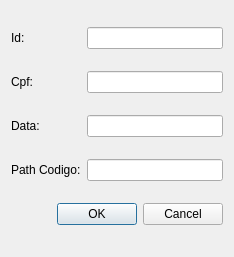
The window that gui/resolvedialog.ui (prafael18/mc536) describes before a commit, drawn with Qt 5.
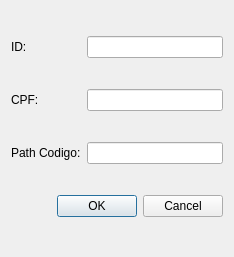
The same window after the commit.

Commit message: Remove unnecessary texts from dialogs and clean up update queries

Diff of the .ui file:
```diff
--- a/gui/resolvedialog.ui
+++ b/gui/resolvedialog.ui
@@ -14,47 +14,20 @@
    <string>Dialog</string>
   </property>
   <layout class="QGridLayout" name="gridLayout">
-   <item row="0" column="0">
-    <widget class="QLabel" name="label">
-     <property name="text">
-      <string>Id:</string>
-     </property>
-    </widget>
-   </item>
-   <item row="0" column="1">
-    <widget class="QLineEdit" name="etId"/>
-   </item>
-   <item row="1" column="0">
-    <widget class="QLabel" name="label_2">
-     <property name="text">
-      <string>Cpf:</string>
-     </property>
-    </widget>
-   </item>
-   <item row="1" column="1">
-    <widget class="QLineEdit" name="etCpf"/>
-   </item>
-   <item row="2" column="0">
-    <widget class="QLabel" name="label_3">
-     <property name="text">
-      <string>Data:</string>
-     </property>
-    </widget>
-   </item>
    <item row="2" column="1">
-    <widget class="QLineEdit" name="etData"/>
+    <widget class="QLineEdit" name="etCodigo"/>
    </item>
-   <item row="3" column="0">
+   <item row="2" column="0">
     <widget class="QLabel" name="label_4">
      <property name="text">
       <string>Path Codigo:</string>
      </property>
     </widget>
    </item>
-   <item row="3" column="1">
-    <widget class="QLineEdit" name="etCodigo"/>
+   <item row="0" column="1">
+    <widget class="QLineEdit" name="etId"/>
    </item>
-   <item row="4" column="0" colspan="2">
+   <item row="3" column="0" colspan="2">
     <widget class="QDialogButtonBox" name="buttonBox">
      <property name="orientation">
       <enum>Qt::Horizontal</enum>
@@ -64,6 +37,23 @@
      </property>
     </widget>
    </item>
+   <item row="0" column="0">
+    <widget class="QLabel" name="label">
+     <property name="text">
+      <string>ID:</string>
+     </property>
+    </widget>
+   </item>
+   <item row="1" column="0">
+    <widget class="QLabel" name="label_2">
+     <property name="text">
+      <string>CPF:</string>
+     </property>
+    </widget>
+   </item>
+   <item row="1" column="1">
+    <widget class="QLineEdit" name="etCpf"/>
+   </item>
   </layout>
  </widget>
  <resources/>
```
The commit also changes 7 other files.
